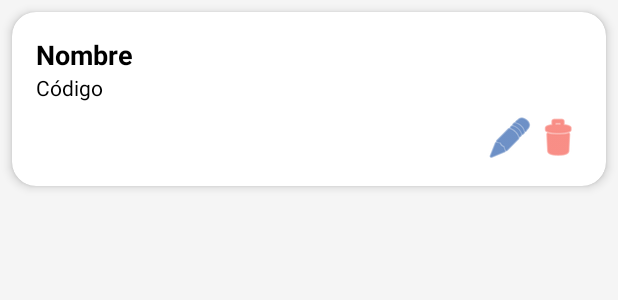
After one commit to dsaulcuevaramos/ProyectMovil, an Android app: the layout cursos_item.xml on its own in the app's theme, with its tools: preview values and no code run, on a phone screen of 412 x 824 dp. The commit adds this screen. Shown: the top 300 px of the screen. Run offline under Robolectric (Android 15) with nearby library versions, the phone set to English and light mode, and no system bars.

Commit message:
feat:registrar, eliminar y actualizar cursos

```diff
--- a/app/src/main/java/com/codedev/proyectmovil/Helpers/DatabaseHelper.java
+++ b/app/src/main/java/com/codedev/proyectmovil/Helpers/DatabaseHelper.java
@@ -6,6 +6,7 @@ import android.database.sqlite.SQLiteOpenHelper;
 
 import androidx.annotation.Nullable;
 
+import com.codedev.proyectmovil.Helpers.Cursos.CursosTable;
 import com.codedev.proyectmovil.Helpers.Usuario.UsuarioTable;
 
 public class DatabaseHelper extends SQLiteOpenHelper {
@@ -20,11 +21,13 @@ public class DatabaseHelper extends SQLiteOpenHelper {
     public void onCreate(SQLiteDatabase db) {
 
         db.execSQL(UsuarioTable.SQL_CREATE);
+        db.execSQL(CursosTable.SQL_CREATE);
     }
 
     @Override
     public void onUpgrade(SQLiteDatabase db, int oldVersion, int newVersion) {
         db.execSQL(UsuarioTable.SQL_DROP);
+        db.execSQL(CursosTable.SQL_DROP);
         onCreate(db);
     }
 }
--- /dev/null
+++ b/app/src/main/res/layout/cursos_item.xml
@@ -0,0 +1,65 @@
+<?xml version="1.0" encoding="utf-8"?>
+<androidx.cardview.widget.CardView xmlns:android="http://schemas.android.com/apk/res/android"
+    xmlns:app="http://schemas.android.com/apk/res-auto"
+    xmlns:tools="http://schemas.android.com/tools"
+    android:layout_width="match_parent"
+    android:layout_height="wrap_content"
+    android:layout_margin="8dp"
+    android:elevation="4dp"
+    app:cardCornerRadius="16dp"
+    app:cardElevation="4dp"
+    app:cardBackgroundColor="?attr/colorSurface">
+
+    <LinearLayout
+        android:id="@+id/linearLayout"
+        android:layout_width="match_parent"
+        android:layout_height="wrap_content"
+        android:orientation="vertical"
+        android:padding="16dp">
+
+    <TextView
+        android:id="@+id/txtNombre"
+        android:layout_width="match_parent"
+        android:layout_height="wrap_content"
+        android:textColor="?attr/colorOnSurface"
+        android:text="@string/cursos_show_nombre"
+        android:textSize="18sp"
+        android:textStyle="bold"/>
+
+    <TextView
+        android:id="@+id/txtCodigo"
+        android:layout_width="match_parent"
+        android:layout_height="wrap_content"
+        android:textColor="?attr/colorOnSurface"
+        android:text="@string/cursos_show_codigo"/>
+
+        <LinearLayout
+            android:layout_width="match_parent"
+            android:layout_height="wrap_content"
+            android:layout_marginTop="8dp"
+            android:gravity="end"
+            android:orientation="horizontal">
+
+            <ImageButton
+                android:id="@+id/btnEditar"
+                android:layout_width="wrap_content"
+                android:layout_height="wrap_content"
+                android:background="?attr/selectableItemBackgroundBorderless"
+                android:contentDescription="@string/btn_editar"
+                android:src="@android:drawable/ic_menu_edit"
+                app:tint="?attr/colorPrimary"
+                tools:ignore="TouchTargetSizeCheck,ImageContrastCheck" />
+
+            <ImageButton
+                android:id="@+id/btnEliminar"
+                android:layout_width="wrap_content"
+                android:layout_height="wrap_content"
+                android:background="?attr/selectableItemBackgroundBorderless"
+                android:contentDescription="@string/btn_eliminar"
+                android:src="@android:drawable/ic_menu_delete"
+                app:tint="@color/colorError"
+                tools:ignore="TouchTargetSizeCheck,ImageContrastCheck" />
+        </LinearLayout>
+    </LinearLayout>
+
+</androidx.cardview.widget.CardView>
--- a/app/src/main/res/values/strings.xml
+++ b/app/src/main/res/values/strings.xml
@@ -14,5 +14,19 @@
     <string name="usuario_opc_agregar">Agregar usuario</string>
     <string name="usuario_opc_editar">Modificar usuario</string>
 
+    <!--    Cursos-->
+    <string name="cursos_show_facultad">Facultad 1</string>
+    <string name="cursos_show_nombre">Nombre</string>
+    <string name="cursos_show_codigo">Código</string>
+    <string name="cursos_hint_nombre">Nombre</string>
+    <string name="cursos_hint_codigo">Código</string>
+    <string name="cursos_opc_agregar">Agregar Curso</string>
+    <string name="cursos_opc_editar">Modificar Curso</string>
+
+    <string name="cursos_btn_agregar">Agregar Curso</string>
+    <string name="cursos_btn_guardar_form">Guardar Curso</string>
+    <!--    Botones-->
+    <string name="btn_editar">Editar</string>
+    <string name="btn_eliminar">Eliminar</string>
 
 </resources>
```
Also changed, not shown: app/src/main/java/com/codedev/proyectmovil/Adapters/CursosAdapter.java (added, +67 -0 lines), app/src/main/java/com/codedev/proyectmovil/Fragments/CursosAll.java (+137 -4 lines), app/src/main/java/com/codedev/proyectmovil/Helpers/Cursos/CursosDAO.java (added, +78 -0 lines), app/src/main/java/com/codedev/proyectmovil/Helpers/Cursos/CursosTable.java (added, +19 -0 lines), app/src/main/java/com/codedev/proyectmovil/Models/CursosModel.java (added, +64 -0 lines), app/src/main/res/layout/cursos_dialog.xml (added, +54 -0 lines), app/src/main/res/layout/cursos_fragment_all.xml (+20 -12 lines).
